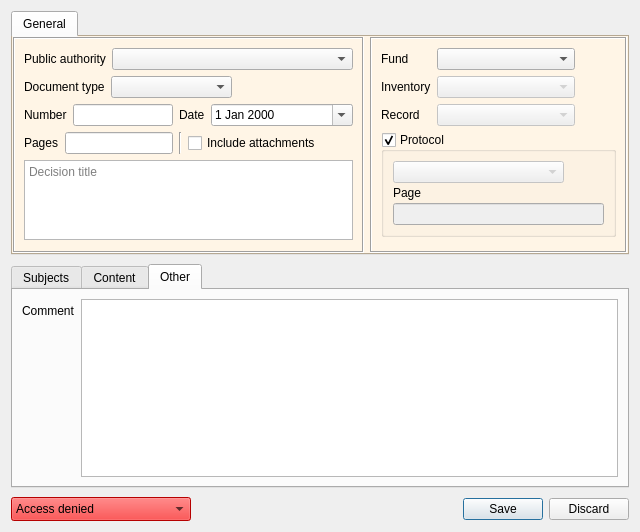
Before: the Qt Designer form dialogs/decisionformdialog.ui in caxapyk/pa-decision, drawn with Qt 5.
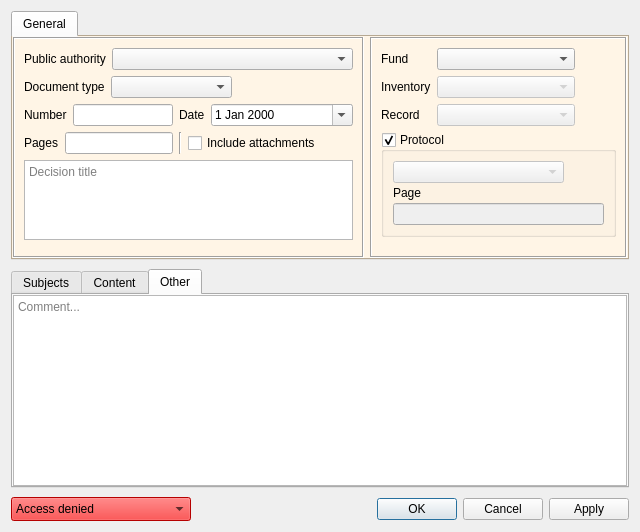
After: the same form once the commit is applied. The open tabs and pages were chosen to show the change. Icons and pictures are not drawn.

Commit message: decisionformdialog: insert, update; decisionview: sort

```diff
--- a/dialogs/decisionformdialog.ui
+++ b/dialogs/decisionformdialog.ui
@@ -596,17 +596,29 @@
       <attribute name="title">
        <string>Other</string>
       </attribute>
-      <layout class="QFormLayout" name="formLayout">
-       <item row="0" column="0">
-        <widget class="QLabel" name="label_7">
-         <property name="text">
-          <string>Comment</string>
+      <layout class="QVBoxLayout" name="verticalLayout_2">
+       <property name="spacing">
+        <number>0</number>
+       </property>
+       <property name="leftMargin">
+        <number>0</number>
+       </property>
+       <property name="topMargin">
+        <number>0</number>
+       </property>
+       <property name="rightMargin">
+        <number>0</number>
+       </property>
+       <property name="bottomMargin">
+        <number>0</number>
+       </property>
+       <item>
+        <widget class="QPlainTextEdit" name="pTE_comment">
+         <property name="placeholderText">
+          <string>Comment...</string>
          </property>
         </widget>
        </item>
-       <item row="0" column="1">
-        <widget class="QPlainTextEdit" name="pTE_comment"/>
-       </item>
       </layout>
      </widget>
     </widget>
@@ -642,7 +654,10 @@
         <enum>Qt::Horizontal</enum>
        </property>
        <property name="standardButtons">
-        <set>QDialogButtonBox::Discard|QDialogButtonBox::Save</set>
+        <set>QDialogButtonBox::Apply|QDialogButtonBox::Cancel|QDialogButtonBox::Ok</set>
+       </property>
+       <property name="centerButtons">
+        <bool>false</bool>
        </property>
       </widget>
      </item>
```
Left out of the diff: 6 changed lines with no effect on the pictures. The commit also changes 5 other files.
